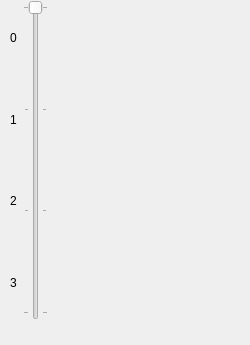
Before: the Qt Designer form interfacevolet.ui in peanutsman/FMGS-B787, drawn with Qt 5.
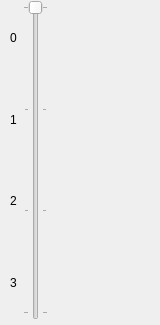
After: the same form once the commit is applied. Icons and pictures are not drawn.

The edit to the form file:
```diff
--- a/interfacevolet.ui
+++ b/interfacevolet.ui
@@ -6,14 +6,20 @@
    <rect>
     <x>0</x>
     <y>0</y>
-    <width>250</width>
-    <height>345</height>
+    <width>160</width>
+    <height>325</height>
    </rect>
   </property>
   <property name="minimumSize">
    <size>
-    <width>250</width>
-    <height>345</height>
+    <width>160</width>
+    <height>325</height>
+   </size>
+  </property>
+  <property name="maximumSize">
+   <size>
+    <width>160</width>
+    <height>325</height>
    </size>
   </property>
   <property name="windowTitle">
```
